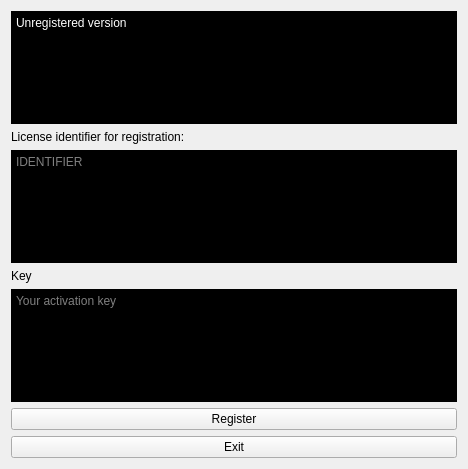
First picture: the form in Qt_VMProtect_WebLM/ActivationForm.ui, repository ALEHACKsp/Qt_VMProtect_WebLM, before the edit.
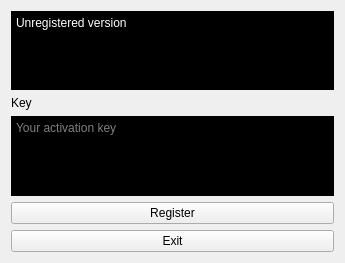
Second picture: the form after the edit.

Commit message: Remove hwid form

The edit to the form file:
```diff
--- a/Qt_VMProtect_WebLM/ActivationForm.ui
+++ b/Qt_VMProtect_WebLM/ActivationForm.ui
@@ -6,14 +6,14 @@
    <rect>
     <x>0</x>
     <y>0</y>
-    <width>468</width>
-    <height>469</height>
+    <width>345</width>
+    <height>263</height>
    </rect>
   </property>
   <property name="windowTitle">
    <string>Unregistered</string>
   </property>
-  <layout class="QVBoxLayout" name="verticalLayout_5">
+  <layout class="QHBoxLayout" name="horizontalLayout">
    <item>
     <layout class="QVBoxLayout" name="verticalLayout_4">
      <item>
@@ -38,26 +38,7 @@
      <item>
       <layout class="QVBoxLayout" name="verticalLayout_2">
        <item>
-        <layout class="QFormLayout" name="formLayout">
-         <item row="1" column="0" colspan="2">
-          <widget class="QTextEdit" name="identifier">
-           <property name="styleSheet">
-            <string notr="true">* { background-color: black;
-color: rgb(255, 255, 255); }</string>
-           </property>
-           <property name="placeholderText">
-            <string>IDENTIFIER</string>
-           </property>
-          </widget>
-         </item>
-         <item row="0" column="0">
-          <widget class="QLabel" name="label_lic_ident">
-           <property name="text">
-            <string>License identifier for registration:</string>
-           </property>
-          </widget>
-         </item>
-        </layout>
+        <layout class="QFormLayout" name="formLayout"/>
        </item>
       </layout>
      </item>
```
The commit also changes 4 other files.
